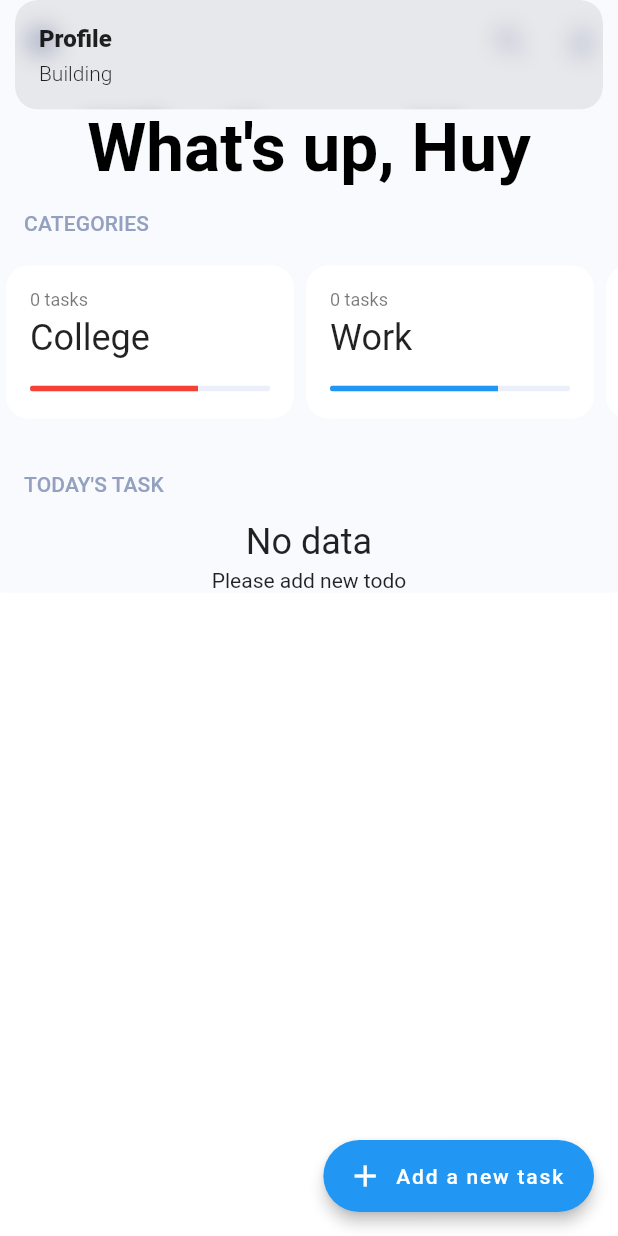
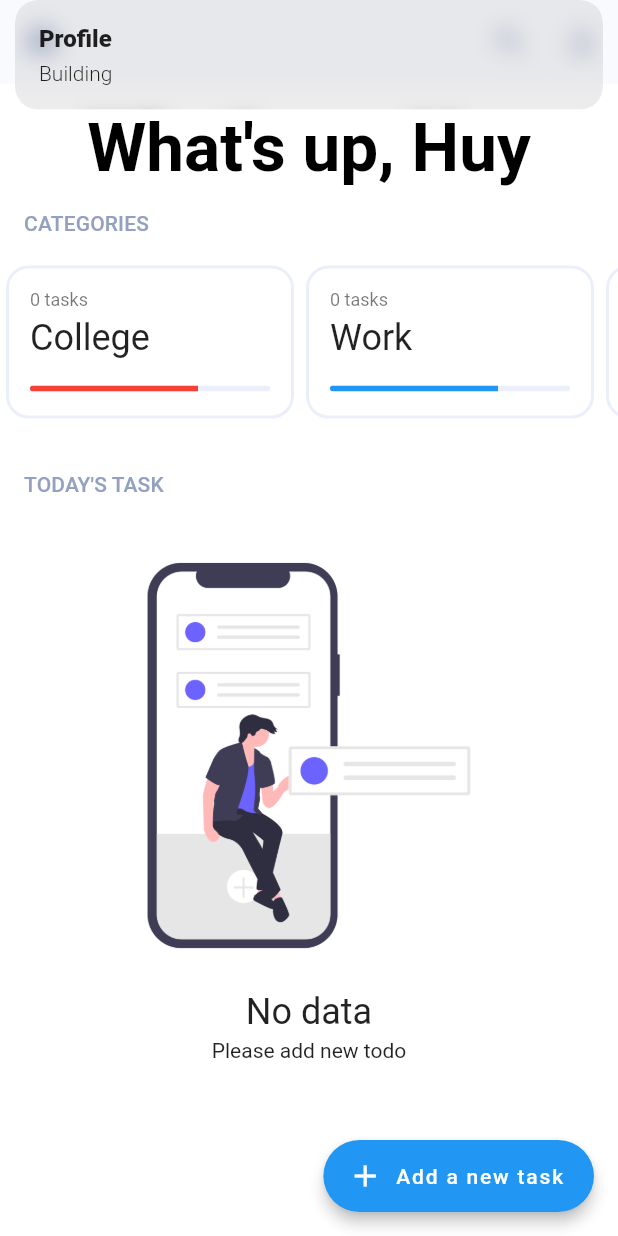
Before and after one commit to huynn109/flutter_todo, a Flutter app: the screen it shows after launch, after a tap on the "account circle" icon, on a phone screen of 412 x 824 dp. Run offline on Flutter 3.47's test engine with Material 2 defaults, Android fonts, the light colour scheme and no system bars; our stand-ins replace dartz, dio, equatable, flutter_dotenv, get, kiwi and 2 more; accounts and stored records are empty; generated files the repository leaves out were written again.

Commit message:
Empty view

```diff
--- a/domain/lib/domain.dart
+++ b/domain/lib/domain.dart
@@ -11,4 +11,5 @@ export 'package:domain/src/usecases/category/insert_category.dart';
 export 'package:domain/src/usecases/database/init_database.dart';
 export 'package:domain/src/usecases/todo/get_todo_list.dart';
 export 'package:domain/src/usecases/todo/insert_todo.dart';
+export 'package:domain/src/usecases/todo/remove_todo_list.dart';
 export 'package:domain/src/usecases/usecase.dart';
--- a/domain/lib/src/usecases/todo/remove_todo_list.dart
+++ b/domain/lib/src/usecases/todo/remove_todo_list.dart
@@ -4,7 +4,9 @@ import 'package:domain/domain.dart';
 
 class RemoveTodoList extends UseCase<bool, NoParams> {
   RemoveTodoList(this.todoRepository);
+
   TodoRepository todoRepository;
+
   @override
   Future<Either<Failure, bool>> call(NoParams params) {
     return todoRepository.removeTodoList();
--- a/lib/di/injector.dart
+++ b/lib/di/injector.dart
@@ -48,5 +48,6 @@ abstract class Injector {
   @Register.factory(InsertCategoryList)
   @Register.factory(InsertTodo)
   @Register.factory(InitDatabase)
+  @Register.factory(RemoveTodoList)
   void _configureFeatureModuleFactories();
 }
--- a/lib/feature/home/views/extras/home_category_item.dart
+++ b/lib/feature/home/views/extras/home_category_item.dart
@@ -14,6 +14,10 @@ class HomeCategoryItem extends StatelessWidget {
       child: Card(
         elevation: 0,
         shape: RoundedRectangleBorder(
+          side: BorderSide(
+            color: const Color(COLOUR_GREY_DARK),
+            width: 2,
+          ),
           borderRadius: BorderRadius.all(
             Radius.circular(
               15,
--- a/lib/feature/home/views/extras/home_todo_list.dart
+++ b/lib/feature/home/views/extras/home_todo_list.dart
@@ -17,9 +17,7 @@ class HomeTodoList extends GetView<HomeController> {
         case ViewState.error:
           break;
         case ViewState.empty:
-          return EmptyView(
-            isExpanded: true,
-          );
+          return EmptyView();
         case ViewState.data:
           return HomeTodoDataList();
       }
--- a/lib/feature/home/views/home_view.dart
+++ b/lib/feature/home/views/home_view.dart
@@ -18,10 +18,11 @@ class HomeView extends StatelessWidget {
         actions: iconButtonActions(),
       ),
       body: Container(
-        color: const Color(COLOUR_GREY_LIGHT),
+        child: Align(
+          alignment: Alignment.topLeft,
           child: SingleChildScrollView(
             child: Column(
-            mainAxisSize: MainAxisSize.max,
+              mainAxisSize: MainAxisSize.min,
               children: [
                 SizedBox(height: 16),
                 HeaderView(),
@@ -30,6 +31,7 @@ class HomeView extends StatelessWidget {
                 SizedBox(height: 16),
                 HomeTodoView(),
               ],
+            ),
           ),
         ),
       ),
--- a/lib/feature/splash/controllers/splash_controller.dart
+++ b/lib/feature/splash/controllers/splash_controller.dart
@@ -6,11 +6,13 @@ import 'package:get/get.dart';
 class SplashController extends GetxController {
   final initDatabase = Injector.resolve<InitDatabase>();
   final insertCategoryList = Injector.resolve<InsertCategoryList>();
+  final removeToDoList = Injector.resolve<RemoveTodoList>();
 
   @override
   Future<void> onInit() async {
     super.onInit();
     await _initDatabase();
+    await _remoteTodoList();
     await _insertCategoryTable();
     gotoHome();
   }
@@ -25,4 +27,8 @@ class SplashController extends GetxController {
   }
 
   void gotoHome() => Get.offAndToNamed(Routes.HOME);
+
+  Future<void> _remoteTodoList() async {
+    await removeToDoList.call(NoParams());
+  }
 }
--- a/lib/widget/empty_view.dart
+++ b/lib/widget/empty_view.dart
@@ -1,7 +1,6 @@
 import 'package:flutter/cupertino.dart';
 import 'package:flutter/material.dart';
 import 'package:flutter/widgets.dart';
-import 'package:flutter_todo_simple/resources/resource.dart';
 
 class EmptyView extends StatelessWidget {
   const EmptyView({
@@ -37,13 +36,15 @@ class EmptyView extends StatelessWidget {
     String textContent,
   ) {
     return Container(
-      color: const Color(
-        COLOUR_GREY_LIGHT,
-      ),
       child: Center(
         child: Column(
+          mainAxisSize: MainAxisSize.min,
           mainAxisAlignment: MainAxisAlignment.center,
           children: [
+            Image(
+              width: 300,
+              image: AssetImage('assets/images/undraw_add_task.png'),
+            ),
             Text(
               title,
               style: Theme.of(context).textTheme.headline5,
--- a/pubspec.yaml
+++ b/pubspec.yaml
@@ -62,8 +62,9 @@ flutter:
   uses-material-design: true
 
   # To add assets to your application, add an assets section, like this:
-  # assets:
-  #   - images/a_dot_burr.jpeg
+  assets:
+    - assets/images/undraw_task_list.png
+    - assets/images/undraw_add_task.png
   #   - images/a_dot_ham.jpeg
 
   # An image asset can refer to one or more resolution-specific "variants", see
```
Also changed, not shown: assets/images/undraw_add_task.png (added), assets/images/undraw_task_list.png (added), lib/di/injector.g.dart. Lines whose indentation alone changed are shown as unchanged.
